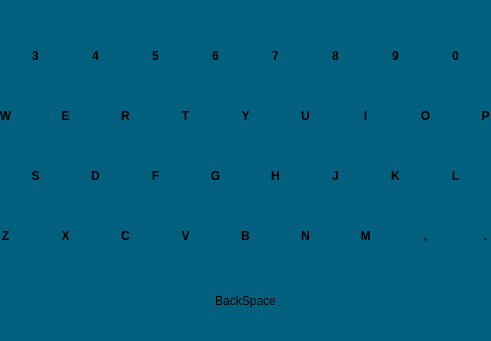
Before: the Qt Designer form textkeypad.ui in RISWANAAAA/ASCAN, drawn with Qt 5; both pictures show x 130 to 621 and y 0 to 341 of the 760 by 341 pixel window.
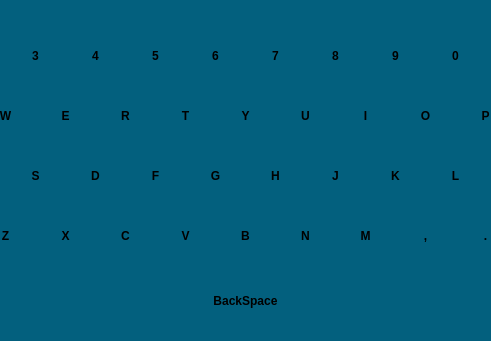
After: the same form once the commit is applied. Icons and pictures are not drawn.

Diff of the .ui file:
```diff
--- a/textkeypad.ui
+++ b/textkeypad.ui
@@ -839,6 +839,8 @@
    </property>
    <property name="styleSheet">
     <string notr="true">border:none;
+font: 75 15pt &quot;Ubuntu&quot;;
+font:bold;
 image: url(:/image/backspacebutton.png);</string>
    </property>
    <property name="text">
```
